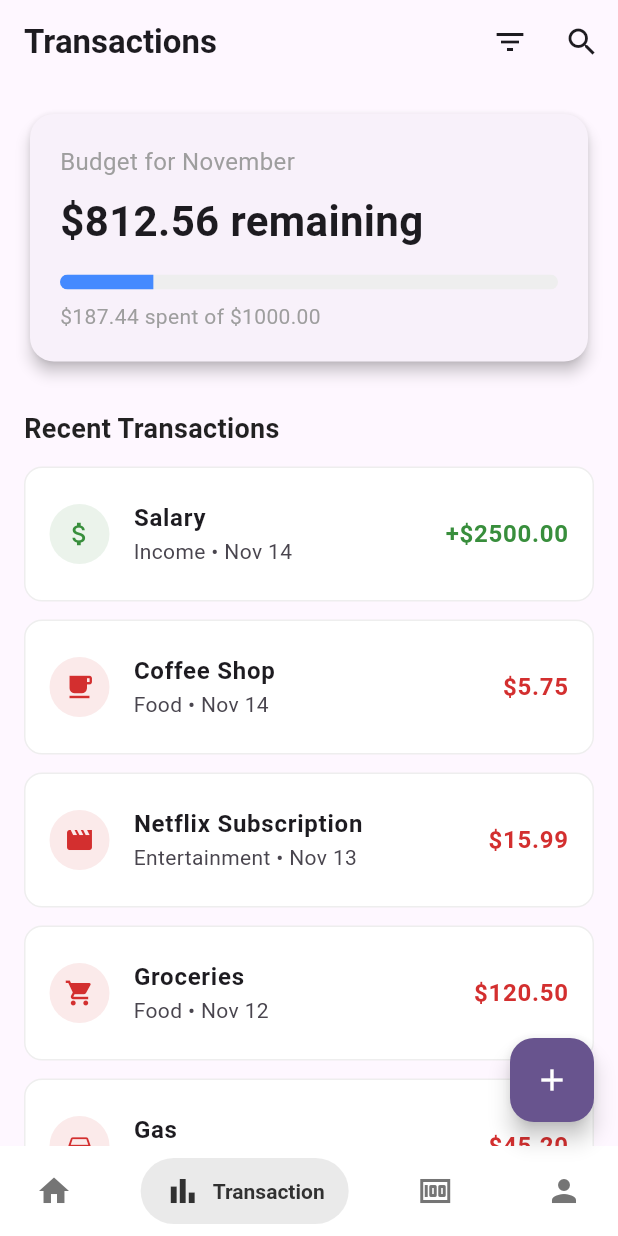
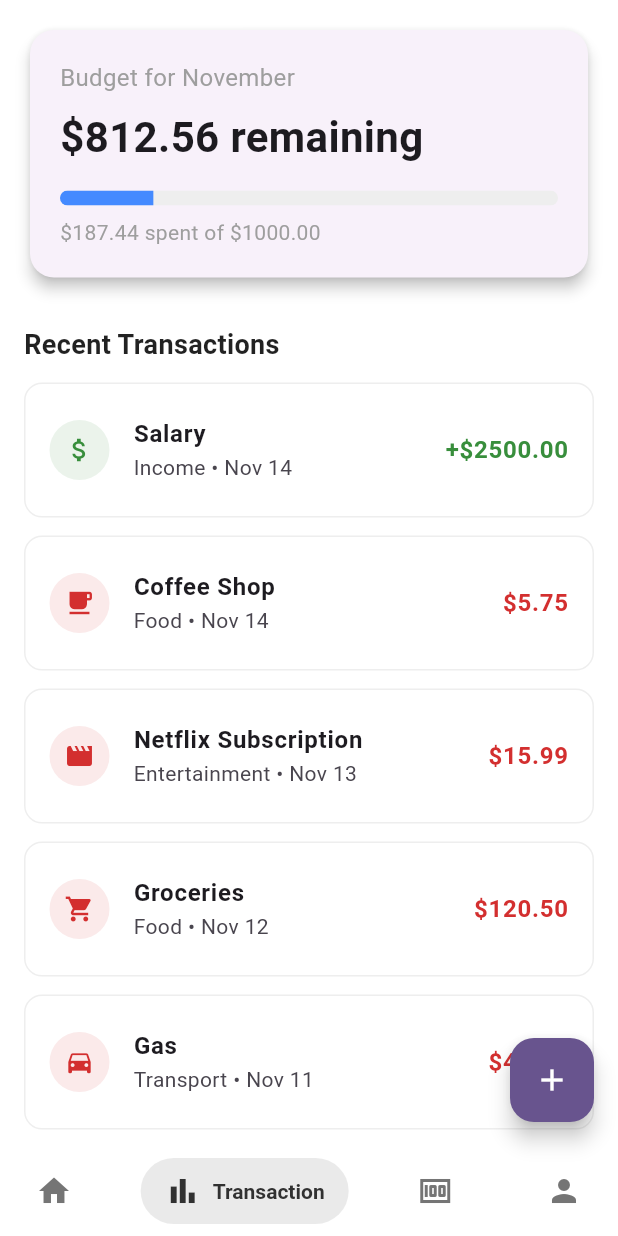
Before and after one commit to XyrelTenz/Budget-Tracker-System, a Flutter app: the screen it shows after launch, item 2 of the bottom bar chosen, on a phone screen of 412 x 824 dp. Run offline on Flutter 3.47's test engine with Material 3 defaults, Android fonts, the phone set to English and light mode, and no system bars; drawn by our look-alikes of salomon_bottom_bar.

Commit message:
Delete Appbar

```diff
--- a/lib/screen/transaction_screen.dart
+++ b/lib/screen/transaction_screen.dart
@@ -9,19 +9,7 @@ class TransactionScreen extends StatelessWidget {
   @override
   Widget build(BuildContext context) {
     return Scaffold(
-      appBar: AppBar(
-        title: const Text(
-          "Transactions",
-          style: TextStyle(fontWeight: FontWeight.bold),
-        ),
-        backgroundColor: Colors.transparent,
-        elevation: 0,
-        foregroundColor: Theme.of(context).colorScheme.onSurface,
-        actions: [
-          IconButton(icon: const Icon(Icons.filter_list), onPressed: () {}),
-          IconButton(icon: const Icon(Icons.search), onPressed: () {}),
-        ],
-      ),
+      backgroundColor: Colors.white,
       body: SafeArea(
         child: Column(
           crossAxisAlignment: CrossAxisAlignment.stretch,
```
